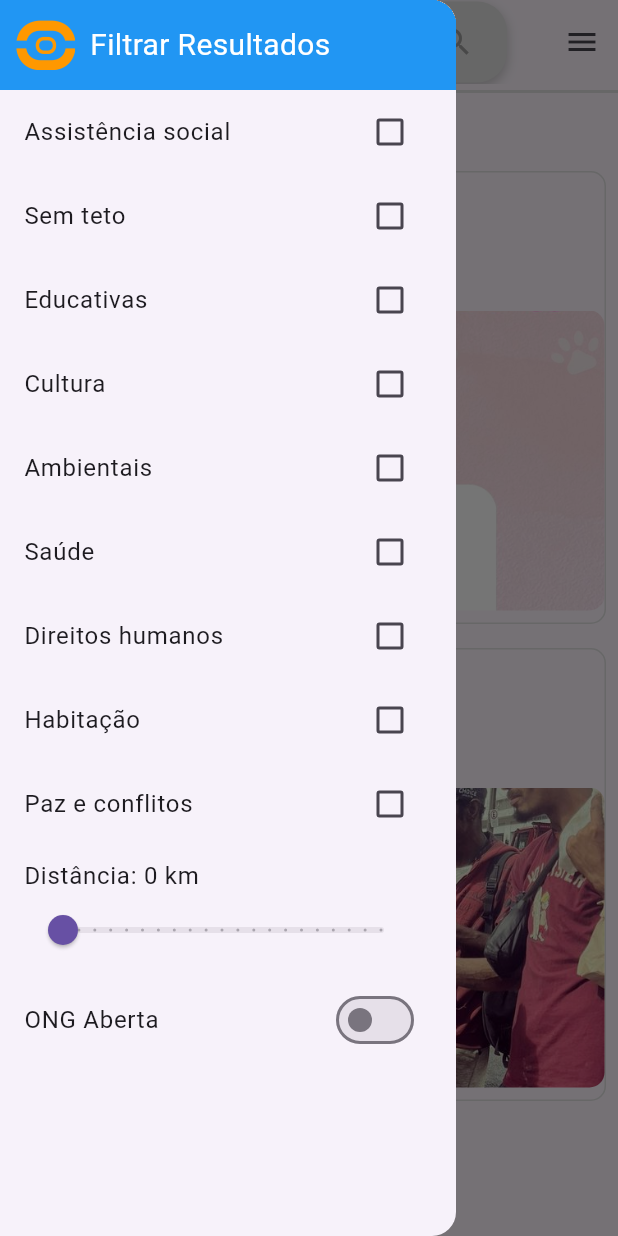
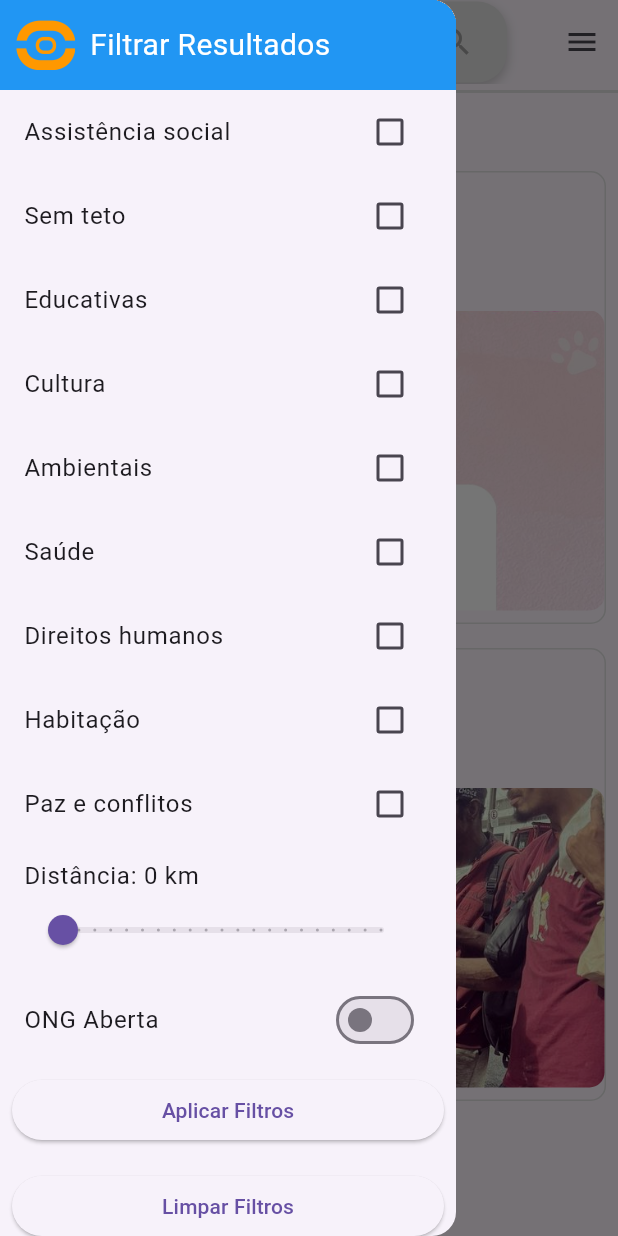
Before and after one commit to LeandroDanielL/ConectOng, a Flutter app: the screen it shows once a user with an empty profile is signed in, with the side drawer open, on a phone screen of 412 x 824 dp. Run offline on Flutter 3.47's test engine with Material 3 defaults, Android fonts, the phone set to English and light mode, and no system bars; our stand-ins replace firebase_auth, firebase_core, shared_preferences; accounts and stored records are empty; generated files the repository leaves out were written again.

Commit message:
filtro e AbPost

```diff
--- a/lib/feed.dart
+++ b/lib/feed.dart
@@ -9,15 +9,30 @@ import 'perfis/perfilpage2.dart';
 import 'postss/post1.dart';
 import 'postss/post2.dart';
 
-class Feed extends StatelessWidget {
+class Feed extends StatefulWidget {
   final User user;
+
+  Feed({super.key, required this.user});
+
+  @override
+  _FeedState createState() => _FeedState();
+}
+
+class _FeedState extends State<Feed> {
+  final List<int> allPostIds = [1, 2]; // Lista com todos os IDs de postagens possíveis
+  final ValueNotifier<List<int>> filterNotifier = ValueNotifier<List<int>>([1, 2]);
+
   final Map<int, Widget Function()> authorProfiles = {
     1: () => PerfilPage1(authorId: 1),
     2: () => PerfilPage2(authorId: 2),
     // Adicione mais mapeamentos conforme necessário
   };
 
-  Feed({super.key, required this.user});
+  @override
+  void dispose() {
+    filterNotifier.dispose();
+    super.dispose();
+  }
 
   @override
   Widget build(BuildContext context) {
@@ -66,9 +81,12 @@ class Feed extends StatelessWidget {
           ],
         ),
       ),
-      drawer: const Filtro(),
+      drawer: Filtro(filterNotifier: filterNotifier, allPostIds: allPostIds),
       endDrawer: _buildEndDrawer(context),
-      body: SingleChildScrollView(
+      body: ValueListenableBuilder<List<int>>(
+        valueListenable: filterNotifier,
+        builder: (context, selectedIds, child) {
+          return SingleChildScrollView(
             child: Column(
               children: [
                 Divider(height: 10, thickness: 2, color: Colors.grey[300]),
@@ -98,6 +116,7 @@ class Feed extends StatelessWidget {
                     ),
                   ),
                 ),
+                if (selectedIds.contains(1))
                   _buildPost(
                     context: context,
                     authorId: 1,
@@ -114,6 +133,7 @@ class Feed extends StatelessWidget {
                       );
                     },
                   ),
+                if (selectedIds.contains(2))
                   _buildPost(
                     context: context,
                     authorId: 2,
@@ -132,6 +152,8 @@ class Feed extends StatelessWidget {
                   ),
               ],
             ),
+          );
+        },
       ),
     );
   }
@@ -142,8 +164,8 @@ class Feed extends StatelessWidget {
         padding: EdgeInsets.zero,
         children: <Widget>[
           UserAccountsDrawerHeader(
-            accountName: Text((user.displayName != null) ? user.displayName! : ""),
-            accountEmail: Text(user.email!),
+            accountName: Text((widget.user.displayName != null) ? widget.user.displayName! : ""),
+            accountEmail: Text(widget.user.email!),
             currentAccountPicture: CircleAvatar(
               child: Icon(
                 Icons.account_circle_outlined,
@@ -282,9 +304,7 @@ class Feed extends StatelessWidget {
               ),
               SizedBox(height: 8),
               GestureDetector(
-                onTap: () {
-                  _showImageDialog(context, postImage);
-                },
+                onTap: onTap,
                 child: Container(
                   height: 200.0,
                   decoration: BoxDecoration(
@@ -303,30 +323,4 @@ class Feed extends StatelessWidget {
       ),
     );
   }
-
-  void _showImageDialog(BuildContext context, String imagePath) {
-    showDialog(
-      context: context,
-      barrierDismissible: true,
-      builder: (BuildContext context) {
-        return GestureDetector(
-          onTap: () {
-            Navigator.of(context).pop();
-          },
-          child: Container(
-            color: Colors.black.withOpacity(0.8),
-            child: Center(
-              child: Hero(
-                tag: imagePath,
-                child: Image.asset(
-                  imagePath,
-                  fit: BoxFit.contain,
-                ),
-              ),
-            ),
-          ),
-        );
-      },
-    );
 }
-}
--- a/lib/filtro.dart
+++ b/lib/filtro.dart
@@ -1,7 +1,10 @@
 import 'package:flutter/material.dart';
 
 class Filtro extends StatefulWidget {
-  const Filtro({super.key});
+  final ValueNotifier<List<int>> filterNotifier;
+  final List<int> allPostIds;
+
+  const Filtro({super.key, required this.filterNotifier, required this.allPostIds});
 
   @override
   _FiltroState createState() => _FiltroState();
@@ -22,6 +25,26 @@ class _FiltroState extends State<Filtro> {
 
   double distance = 0;
   bool isOngOpen = false;
+
+  List<int> getSelectedIds() {
+    List<int> selectedIds = [];
+    if (categories['Assistência social'] ?? false) {
+      selectedIds.add(2);
+    }
+    if (categories['Ambientais'] ?? false) {
+      selectedIds.add(1);
+    }
+    return selectedIds;
+  }
+
+  void resetFilters() {
+    setState(() {
+      categories.updateAll((key, value) => false);
+      distance = 0;
+      isOngOpen = false;
+      widget.filterNotifier.value = widget.allPostIds;
+    });
+  }
 
   @override
   Widget build(BuildContext context) {
@@ -85,6 +108,22 @@ class _FiltroState extends State<Filtro> {
               });
             },
           ),
+          Padding(
+            padding: const EdgeInsets.all(8.0),
+            child: ElevatedButton(
+              onPressed: () {
+                widget.filterNotifier.value = getSelectedIds();
+              },
+              child: const Text("Aplicar Filtros"),
+            ),
+          ),
+          Padding(
+            padding: const EdgeInsets.all(8.0),
+            child: ElevatedButton(
+              onPressed: resetFilters,
+              child: const Text("Limpar Filtros"),
+            ),
+          ),
         ],
       ),
     );
```
Also changed, not shown: lib/postss/post2.dart (+24 -2 lines). Lines whose indentation alone changed are shown as unchanged.
